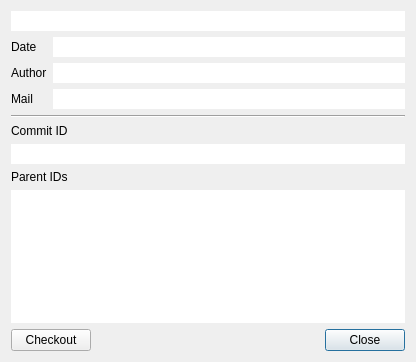
Old version of the form src/CommitPropertyDialog.ui in the repository soramimi/Guitar.
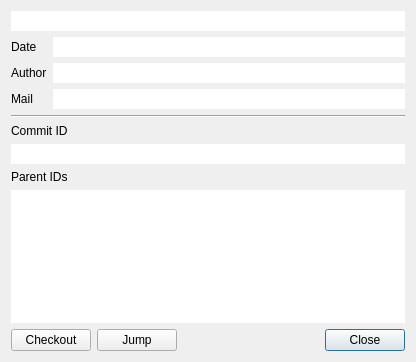
New version of the form. Custom widgets are drawn as their Qt base class.

```diff
--- a/src/CommitPropertyDialog.ui
+++ b/src/CommitPropertyDialog.ui
@@ -138,6 +138,13 @@
        </property>
       </widget>
      </item>
+     <item>
+      <widget class="QPushButton" name="pushButton_jump">
+       <property name="text">
+        <string>Jump</string>
+       </property>
+      </widget>
+     </item>
      <item>
       <spacer name="horizontalSpacer">
        <property name="orientation">
```
Left out of the diff: 6 changed lines with no effect on the pictures.
